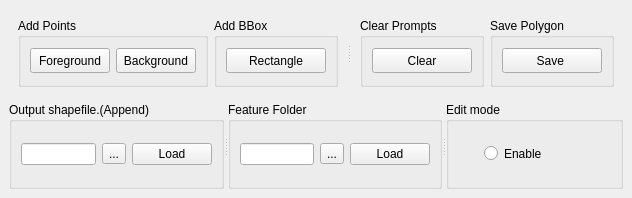
Before: the Qt Designer form ui/Selector.ui in coolzhao/Geo-SAM, drawn with Qt 5.
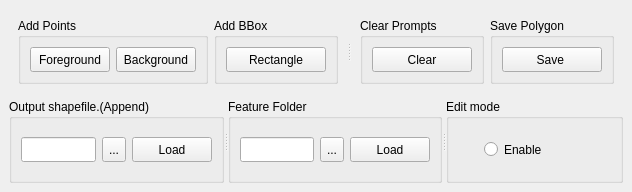
After: the same form once the commit is applied. Custom widgets are drawn as their Qt base class.

Commit message: add undo feature for prompts

```diff
--- a/ui/Selector.ui
+++ b/ui/Selector.ui
@@ -7,15 +7,9 @@
     <x>0</x>
     <y>0</y>
     <width>607</width>
-    <height>198</height>
+    <height>192</height>
    </rect>
   </property>
-  <property name="minimumSize">
-   <size>
-    <width>607</width>
-    <height>198</height>
-   </size>
-  </property>
   <property name="windowTitle">
    <string>GeoSAM Tool</string>
   </property>
@@ -155,6 +149,12 @@
           <layout class="QGridLayout" name="gridLayout_4">
            <item row="1" column="0">
             <widget class="QPushButton" name="pushButton_save">
+             <property name="sizePolicy">
+              <sizepolicy hsizetype="Expanding" vsizetype="Fixed">
+               <horstretch>0</horstretch>
+               <verstretch>0</verstretch>
+              </sizepolicy>
+             </property>
              <property name="minimumSize">
               <size>
                <width>100</width>
@@ -187,6 +187,12 @@
          <layout class="QHBoxLayout" name="horizontalLayout_6">
           <item>
            <widget class="QLineEdit" name="path_out">
+            <property name="minimumSize">
+             <size>
+              <width>0</width>
+              <height>25</height>
+             </size>
+            </property>
             <property name="text">
              <string/>
             </property>
@@ -194,6 +200,12 @@
           </item>
           <item>
            <widget class="QToolButton" name="pushButton_find_file">
+            <property name="minimumSize">
+             <size>
+              <width>0</width>
+              <height>25</height>
+             </size>
+            </property>
             <property name="text">
              <string>...</string>
             </property>
@@ -201,6 +213,12 @@
           </item>
           <item>
            <widget class="QPushButton" name="pushButton_load_file">
+            <property name="minimumSize">
+             <size>
+              <width>0</width>
+              <height>25</height>
+             </size>
+            </property>
             <property name="text">
              <string>Load</string>
             </property>
@@ -219,6 +237,12 @@
          <layout class="QHBoxLayout" name="horizontalLayout_3" stretch="0,0,0">
           <item>
            <widget class="QLineEdit" name="path_feature">
+            <property name="minimumSize">
+             <size>
+              <width>0</width>
+              <height>25</height>
+             </size>
+            </property>
             <property name="text">
              <string/>
             </property>
@@ -226,6 +250,12 @@
           </item>
           <item>
            <widget class="QToolButton" name="pushButton_find_feature">
+            <property name="minimumSize">
+             <size>
+              <width>0</width>
+              <height>25</height>
+             </size>
+            </property>
             <property name="text">
              <string>...</string>
             </property>
@@ -233,6 +263,12 @@
           </item>
           <item>
            <widget class="QPushButton" name="pushButton_load_feature">
+            <property name="minimumSize">
+             <size>
+              <width>0</width>
+              <height>25</height>
+             </size>
+            </property>
             <property name="text">
              <string>Load</string>
             </property>
@@ -328,6 +364,14 @@
    </layout>
   </widget>
  </widget>
+ <customwidgets>
+  <customwidget>
+   <class>QgsDockWidget</class>
+   <extends>QDockWidget</extends>
+   <header>qgsdockwidget.h</header>
+   <container>1</container>
+  </customwidget>
+ </customwidgets>
  <resources/>
  <connections/>
 </ui>
```
Left out of the diff: 24 changed lines with no effect on the pictures. The commit also changes 2 other files.
